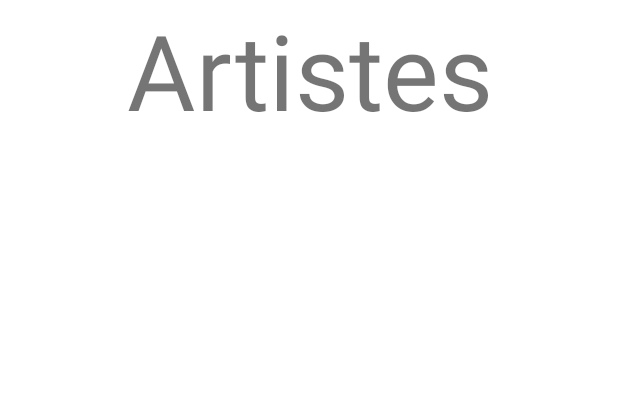
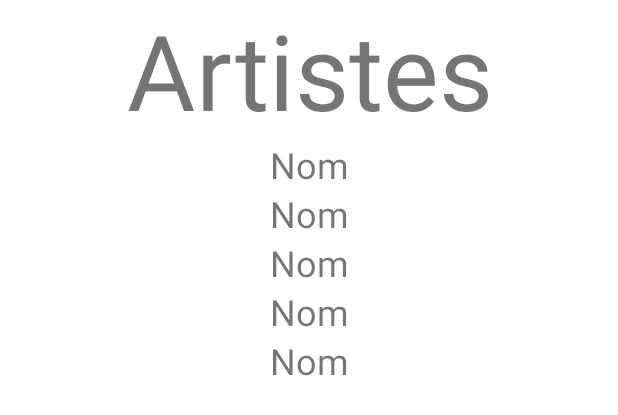
Before and after one commit to e1730934/hybride_Native_Exercice03, an Android app: the layout activity_main.xml on its own in the app's theme, with its tools: preview values and no code run, on a phone screen of 412 x 824 dp. Shown: the top 415 px of the screen. Run offline under Robolectric (Android 15) with nearby library versions, the phone set to English and light mode, and no system bars; network calls fail.

Commit message:
fix layout artistes

```diff
--- a/app/src/main/res/layout/artistes_view_item.xml
+++ b/app/src/main/res/layout/artistes_view_item.xml
@@ -1,7 +1,8 @@
 <?xml version="1.0" encoding="utf-8"?>
-<LinearLayout xmlns:android="http://schemas.android.com/apk/res/android"
-              xmlns:tools="http://schemas.android.com/tools"
-              android:layout_width="match_parent" android:layout_height="wrap_content"
+<androidx.constraintlayout.widget.ConstraintLayout
+        xmlns:android="http://schemas.android.com/apk/res/android"
+        xmlns:app="http://schemas.android.com/apk/res-auto" xmlns:tools="http://schemas.android.com/tools"
+        android:layout_width="match_parent" android:layout_height="wrap_content"
 >
 
     <TextView
@@ -10,6 +11,7 @@
             android:layout_height="wrap_content"
             android:text=""
             android:textAlignment="center"
-            android:textSize="60sp"
-    />
-</LinearLayout>
+            android:textSize="24sp"
+            app:layout_constraintEnd_toEndOf="parent" app:layout_constraintStart_toStartOf="parent"
+            app:layout_constraintTop_toTopOf="parent" tools:text="Nom"/>
+</androidx.constraintlayout.widget.ConstraintLayout>
```
